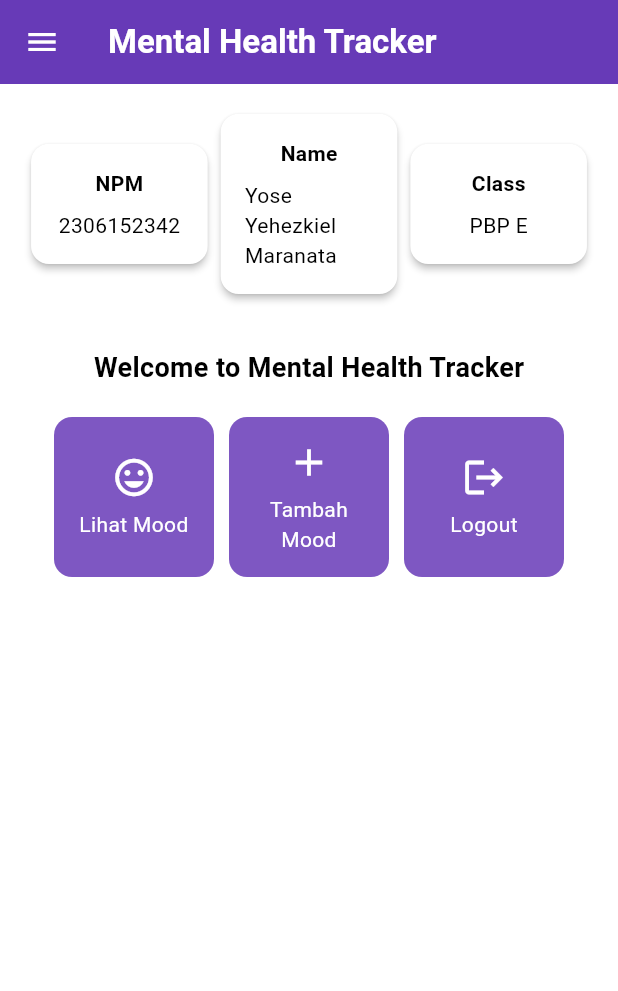
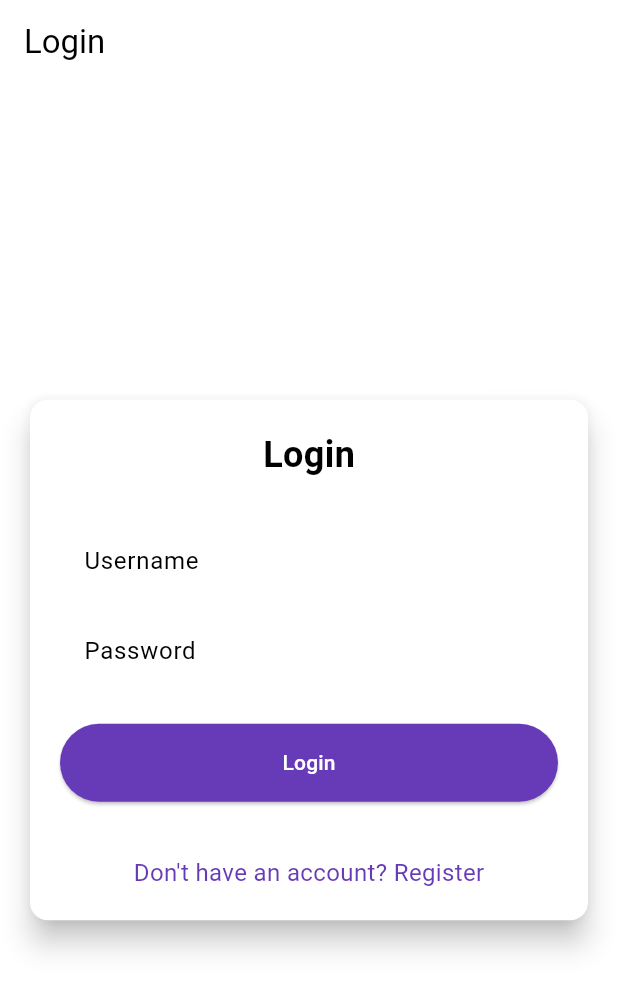
Before and after one commit to maskrio/mental-health-tracker-mobile, a Flutter app: the screen it shows after launch, on a phone screen of 412 x 824 dp. Shown: the top 991 px of the screen. Run offline on Flutter 3.47's test engine with Material 3 defaults, Android fonts, the phone set to English and light mode, and no system bars; missing offline and left inert: pbp_django_auth.

Commit message:
selesai tutorial8

```diff
--- a/lib/main.dart
+++ b/lib/main.dart
@@ -1,5 +1,7 @@
 import 'package:flutter/material.dart';
-import 'package:mental_health_tracker/screens/menu.dart';
+import 'package:mental_health_tracker/screens/login.dart';
+import 'package:pbp_django_auth/pbp_django_auth.dart';
+import 'package:provider/provider.dart';
 
 void main() {
   runApp(const MyApp());
@@ -8,34 +10,23 @@ void main() {
 class MyApp extends StatelessWidget {
   const MyApp({super.key});
 
-  // This widget is the root of your application.
   @override
   Widget build(BuildContext context) {
-    return MaterialApp(
-      title: 'Flutter Demo',
-      theme: ThemeData(
-        // This is the theme of your application.
-        //
-        // TRY THIS: Try running your application with "flutter run". You'll see
-        // the application has a purple toolbar. Then, without quitting the app,
-        // try changing the seedColor in the colorScheme below to Colors.green
-        // and then invoke "hot reload" (save your changes or press the "hot
-        // reload" button in a Flutter-supported IDE, or press "r" if you used
-        // the command line to start the app).
-        //
-        // Notice that the counter didn't reset back to zero; the application
-        // state is not lost during the reload. To reset the state, use hot
-        // restart instead.
-        //
-        // This works for code too, not just values: Most code changes can be
-        // tested with just a hot reload.
-        colorScheme: ColorScheme.fromSwatch(
-          primarySwatch: Colors.deepPurple,
-        ).copyWith(secondary: Colors.deepPurple[400]),
-        useMaterial3: true,
+    return Provider(
+      create: (_) {
+        CookieRequest request = CookieRequest();
+        return request;
+      },
+      child: MaterialApp(
+        title: 'Mental Health Tracker',
+        theme: ThemeData(
+          useMaterial3: true,
+          colorScheme: ColorScheme.fromSwatch(
+            primarySwatch: Colors.deepPurple,
+          ).copyWith(secondary: Colors.deepPurple[400]),
+        ),
+        home: const LoginPage(),
       ),
-      home: MyHomePage(),
-
     );
   }
 }
--- /dev/null
+++ b/lib/screens/login.dart
@@ -0,0 +1,182 @@
+import 'package:mental_health_tracker/screens/menu.dart';
+import 'package:flutter/material.dart';
+import 'package:pbp_django_auth/pbp_django_auth.dart';
+import 'package:mental_health_tracker/screens/register.dart';
+import 'package:provider/provider.dart';
+// TODO: Import halaman RegisterPage jika sudah dibuat
+
+void main() {
+  runApp(const LoginApp());
+}
+
+class LoginApp extends StatelessWidget {
+  const LoginApp({super.key});
+
+  @override
+  Widget build(BuildContext context) {
+    return MaterialApp(
+      title: 'Login',
+      theme: ThemeData(
+        useMaterial3: true,
+        colorScheme: ColorScheme.fromSwatch(
+          primarySwatch: Colors.deepPurple,
+        ).copyWith(secondary: Colors.deepPurple[400]),
+      ),
+      home: const LoginPage(),
+    );
+  }
+}
+
+class LoginPage extends StatefulWidget {
+  const LoginPage({super.key});
+
+  @override
+  State<LoginPage> createState() => _LoginPageState();
+}
+
+class _LoginPageState extends State<LoginPage> {
+  final TextEditingController _usernameController = TextEditingController();
+  final TextEditingController _passwordController = TextEditingController();
+
+  @override
+  Widget build(BuildContext context) {
+    final request = context.watch<CookieRequest>();
+
+    return Scaffold(
+      appBar: AppBar(
+        title: const Text('Login'),
+      ),
+      body: Center(
+        child: SingleChildScrollView(
+          padding: const EdgeInsets.all(16.0),
+          child: Card(
+            elevation: 8,
+            shape: RoundedRectangleBorder(
+              borderRadius: BorderRadius.circular(12.0),
+            ),
+            child: Padding(
+              padding: const EdgeInsets.all(20.0),
+              child: Column(
+                mainAxisSize: MainAxisSize.min,
+                children: [
+                  const Text(
+                    'Login',
+                    style: TextStyle(
+                      fontSize: 24.0,
+                      fontWeight: FontWeight.bold,
+                    ),
+                  ),
+                  const SizedBox(height: 30.0),
+                  TextField(
+                    controller: _usernameController,
+                    decoration: const InputDecoration(
+                      labelText: 'Username',
+                      hintText: 'Enter your username',
+                      border: OutlineInputBorder(
+                        borderRadius: BorderRadius.all(Radius.circular(12.0)),
+                      ),
+                      contentPadding:
+                          EdgeInsets.symmetric(horizontal: 12.0, vertical: 8.0),
+                    ),
+                  ),
+                  const SizedBox(height: 12.0),
+                  TextField(
+                    controller: _passwordController,
+                    decoration: const InputDecoration(
+                      labelText: 'Password',
+                      hintText: 'Enter your password',
+                      border: OutlineInputBorder(
+                        borderRadius: BorderRadius.all(Radius.circular(12.0)),
+                      ),
+                      contentPadding:
+                          EdgeInsets.symmetric(horizontal: 12.0, vertical: 8.0),
+                    ),
+                    obscureText: true,
+                  ),
+                  const SizedBox(height: 24.0),
+                  ElevatedButton(
+                    onPressed: () async {
+                      String username = _usernameController.text;
+                      String password = _passwordController.text;
+
+                      // Cek kredensial
+                      // TODO: Ganti URL dan jangan lupa tambahkan trailing slash (/) di akhir URL!
+                      // Untuk menyambungkan Android emulator dengan Django pada localhost,
+                      // gunakan URL http://10.0.2.2/
+                      final response = await request
+                          .login("http://127.0.0.1:8000/auth/login/", {
+                        'username': username,
+                        'password': password,
+                      });
+
+                      if (request.loggedIn) {
+                        String message = response['message'];
+                        String uname = response['username'];
+                        if (context.mounted) {
+                          Navigator.pushReplacement(
+                            context,
+                            MaterialPageRoute(
+                                builder: (context) => MyHomePage()),
+                          );
+                          ScaffoldMessenger.of(context)
+                            ..hideCurrentSnackBar()
+                            ..showSnackBar(
+                              SnackBar(
+                                  content:
+                                      Text("$message Selamat datang, $uname.")),
+                            );
+                        }
+                      } else {
+                        if (context.mounted) {
+                          showDialog(
+                            context: context,
+                            builder: (context) => AlertDialog(
+                              title: const Text('Login Gagal'),
+                              content: Text(response['message']),
+                              actions: [
+                                TextButton(
+                                  child: const Text('OK'),
+                                  onPressed: () {
+                                    Navigator.pop(context);
+                                  },
+                                ),
+                              ],
+                            ),
+                          );
+                        }
+                      }
+                    },
+                    style: ElevatedButton.styleFrom(
+                      foregroundColor: Colors.white,
+                      minimumSize: const Size(double.infinity, 50),
+                      backgroundColor: Theme.of(context).colorScheme.primary,
+                      padding: const EdgeInsets.symmetric(vertical: 16.0),
+                    ),
+                    child: const Text('Login'),
+                  ),
+                  const SizedBox(height: 36.0),
+                  GestureDetector(
+                    onTap: () {
+                      Navigator.push(
+                        context,
+                        MaterialPageRoute(
+                            builder: (context) => const RegisterPage()),
+                      );
+                    },
+                    child: Text(
+                      'Don\'t have an account? Register',
+                      style: TextStyle(
+                        color: Theme.of(context).colorScheme.primary,
+                        fontSize: 16.0,
+                      ),
+                    ),
+                  ),
+                ],
+              ),
+            ),
+          ),
+        ),
+      ),
+    );
+  }
+}
--- a/pubspec.yaml
+++ b/pubspec.yaml
@@ -35,6 +35,9 @@ dependencies:
   # The following adds the Cupertino Icons font to your application.
   # Use with the CupertinoIcons class for iOS style icons.
   cupertino_icons: ^1.0.8
+  provider: ^6.1.2
+  pbp_django_auth: ^0.4.0
+  http: ^1.2.2
 
 dev_dependencies:
   flutter_test:
```
Also changed, not shown: lib/models/mood_entry.dart (added, +65 -0 lines), lib/screens/list_moodentry.dart (added, +91 -0 lines), lib/screens/moodentryform.dart (+39 -32 lines), lib/screens/register.dart (added, +166 -0 lines), lib/widgets/left_drawer.dart (+12 -0 lines), lib/widgets/mood_card.dart (+36 -1 lines), pubspec.lock, 2 other files.
